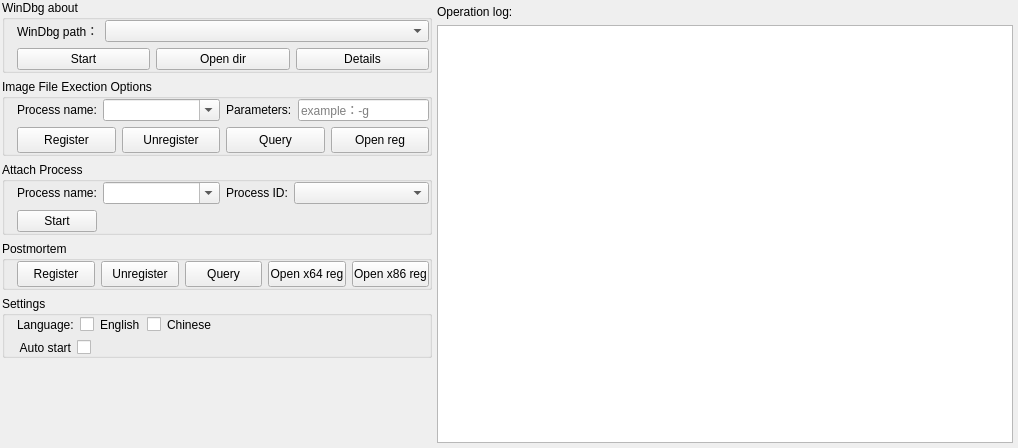
First picture: the form in WindbgIFEO/WindbgIFEO.ui, repository MingYueRuYa/worktools, before the edit.
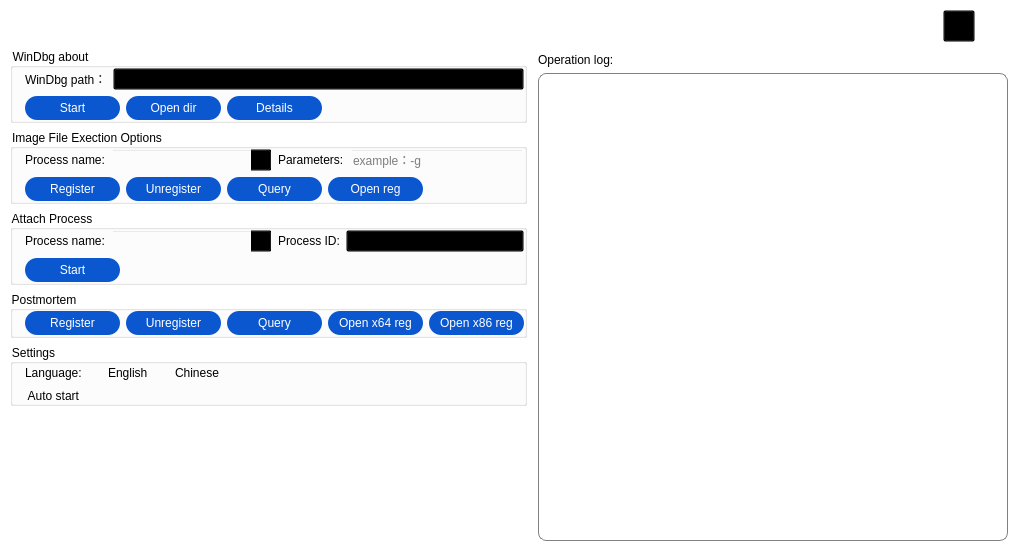
Second picture: the form after the edit. Icons and pictures are not drawn.

```diff
--- a/WindbgIFEO/WindbgIFEO.ui
+++ b/WindbgIFEO/WindbgIFEO.ui
@@ -6,8 +6,8 @@
    <rect>
     <x>0</x>
     <y>0</y>
-    <width>1018</width>
-    <height>448</height>
+    <width>1023</width>
+    <height>556</height>
    </rect>
   </property>
   <property name="minimumSize">
@@ -20,29 +20,191 @@
    <string>WinDbg Config Assistant</string>
   </property>
   <property name="styleSheet">
-   <string notr="true"/>
+   <string notr="true">background-color: transparent;</string>
   </property>
   <layout class="QHBoxLayout" name="horizontalLayout_15">
    <property name="leftMargin">
-    <number>0</number>
+    <number>10</number>
    </property>
    <property name="topMargin">
-    <number>0</number>
+    <number>10</number>
    </property>
    <property name="rightMargin">
-    <number>0</number>
+    <number>10</number>
    </property>
    <property name="bottomMargin">
-    <number>0</number>
+    <number>10</number>
    </property>
    <item>
     <widget class="QWidget" name="centralWidget" native="true">
-     <layout class="QHBoxLayout" name="horizontalLayout_10" stretch="4,6">
-      <property name="spacing">
+     <property name="styleSheet">
+      <string notr="true">#centralWidget {
+
+
+background-color: rgb(255, 255, 255);
+border-radius: 8px;
+}</string>
+     </property>
+     <layout class="QVBoxLayout" name="verticalLayout_6" stretch="4,6">
+      <property name="leftMargin">
        <number>0</number>
       </property>
+      <property name="topMargin">
+       <number>0</number>
+      </property>
+      <property name="rightMargin">
+       <number>0</number>
+      </property>
+      <property name="bottomMargin">
+       <number>0</number>
+      </property>
+      <item>
+       <widget class="QWidget" name="widget_title" native="true">
+        <property name="minimumSize">
+         <size>
+          <width>0</width>
+          <height>32</height>
+         </size>
+        </property>
+        <property name="maximumSize">
+         <size>
+          <width>16777215</width>
+          <height>32</height>
+         </size>
+        </property>
+        <property name="styleSheet">
+         <string notr="true">#widget_title {
+background-color:&quot;#4792e6&quot;;
+border-top-right-radius: 8px;
+border-top-left-radius: 8px;
+}</string>
+        </property>
+        <layout class="QHBoxLayout" name="horizontalLayout_17">
       <property name="leftMargin">
-       <number>2</number>
+          <number>0</number>
+         </property>
+         <property name="topMargin">
+          <number>0</number>
+         </property>
+         <property name="rightMargin">
+          <number>0</number>
+         </property>
+         <property name="bottomMargin">
+          <number>0</number>
+         </property>
+         <item>
+          <widget class="QLabel" name="label">
+           <property name="sizePolicy">
+            <sizepolicy hsizetype="Expanding" vsizetype="Preferred">
+             <horstretch>0</horstretch>
+             <verstretch>0</verstretch>
+            </sizepolicy>
+           </property>
+           <property name="font">
+            <font>
+             <family>Microsoft YaHei UI</family>
+             <weight>50</weight>
+             <bold>false</bold>
+            </font>
+           </property>
+           <property name="styleSheet">
+            <string notr="true">color: rgb(255, 255, 255);</string>
+           </property>
+           <property name="text">
+            <string>WinDbg Config Assistant</string>
+           </property>
+           <property name="indent">
+            <number>10</number>
+           </property>
+          </widget>
+         </item>
+         <item>
+          <widget class="QWidget" name="widget_3" native="true">
+           <layout class="QHBoxLayout" name="horizontalLayout_16">
+            <property name="leftMargin">
+             <number>0</number>
+            </property>
+            <property name="topMargin">
+             <number>0</number>
+            </property>
+            <property name="rightMargin">
+             <number>0</number>
+            </property>
+            <property name="bottomMargin">
+             <number>0</number>
+            </property>
+            <item>
+             <widget class="QPushButton" name="btn_mini">
+              <property name="minimumSize">
+               <size>
+                <width>32</width>
+                <height>32</height>
+               </size>
+              </property>
+              <property name="maximumSize">
+               <size>
+                <width>32</width>
+                <height>32</height>
+               </size>
+              </property>
+              <property name="styleSheet">
+               <string notr="true">QPushButton{
+border-image: url(&quot;:/WindbgConfig/images/min.png&quot;);
+background-color: transparent;
+}
+QPushButton:hover{border-image: url(&quot;:/WindbgConfig/images/min_hover.png&quot;);background-color: transparent;}
+QPushButton:pressed{border-image: url(&quot;:/WindbgConfig/images/min_pressed.png&quot;);background-color: transparent;}</string>
+              </property>
+              <property name="text">
+               <string/>
+              </property>
+             </widget>
+            </item>
+            <item>
+             <widget class="QPushButton" name="btn_close">
+              <property name="minimumSize">
+               <size>
+                <width>32</width>
+                <height>32</height>
+               </size>
+              </property>
+              <property name="maximumSize">
+               <size>
+                <width>32</width>
+                <height>32</height>
+               </size>
+              </property>
+              <property name="styleSheet">
+               <string notr="true">
+
+QPushButton{
+border-image: url(&quot;:/WindbgConfig/images/close.png&quot;);
+background-color: transparent;
+border-top-right-radius: 8px;
+border:0px;
+}
+QPushButton:hover{border-image: url(&quot;:/WindbgConfig/images/close_hover.png&quot;);background-color: transparent;}
+QPushButton:pressed{border-image: url(&quot;:/WindbgConfig/images/close_pressed.png&quot;);background-color: transparent;}</string>
+              </property>
+              <property name="text">
+               <string/>
+              </property>
+             </widget>
+            </item>
+           </layout>
+          </widget>
+         </item>
+        </layout>
+       </widget>
+      </item>
+      <item>
+       <widget class="QWidget" name="widget_content" native="true">
+        <property name="styleSheet">
+         <string notr="true"/>
+        </property>
+        <layout class="QHBoxLayout" name="horizontalLayout_10">
+         <property name="leftMargin">
+          <number>0</number>
       </property>
       <property name="topMargin">
        <number>0</number>
@@ -76,6 +238,12 @@
          </property>
          <item>
           <widget class="QGroupBox" name="groupBoxWinDbgAbout">
+              <property name="minimumSize">
+               <size>
+                <width>0</width>
+                <height>0</height>
+               </size>
+              </property>
            <property name="title">
             <string>WinDbg about</string>
            </property>
@@ -123,6 +291,35 @@
              <layout class="QHBoxLayout" name="horizontalLayout_5">
               <item>
                <widget class="QPushButton" name="pushButtonStartDbg">
+                   <property name="sizePolicy">
+                    <sizepolicy hsizetype="Fixed" vsizetype="Fixed">
+                     <horstretch>0</horstretch>
+                     <verstretch>0</verstretch>
+                    </sizepolicy>
+                   </property>
+                   <property name="minimumSize">
+                    <size>
+                     <width>95</width>
+                     <height>24</height>
+                    </size>
+                   </property>
+                   <property name="styleSheet">
+                    <string notr="true">QPushButton {
+background-color:#0b57d0;
+color:#FFFFFF;
+font-family: &quot;Microsoft YaHei&quot;;
+font-size: 12px;
+border-radius: 12px;
+}
+
+QPushButton:hover{
+background-color:#2468d5;
+}
+
+QPushButton:pressed{
+background-color:#407ee1;
+}</string>
+                   </property>
                 <property name="text">
                  <string>Start</string>
                 </property>
@@ -130,6 +327,35 @@
               </item>
               <item>
                <widget class="QPushButton" name="pushButtonStartDbgDir">
+                   <property name="sizePolicy">
+                    <sizepolicy hsizetype="Fixed" vsizetype="Fixed">
+                     <horstretch>0</horstretch>
+                     <verstretch>0</verstretch>
+                    </sizepolicy>
+                   </property>
+                   <property name="minimumSize">
+                    <size>
+                     <width>95</width>
+                     <height>24</height>
+                    </size>
+                   </property>
+                   <property name="styleSheet">
+                    <string notr="true">QPushButton {
+background-color:#0b57d0;
+color:#FFFFFF;
+font-family: &quot;Microsoft YaHei&quot;;
+font-size: 12px;
+border-radius: 12px;
+}
+
+QPushButton:hover{
+background-color:#2468d5;
+}
+
+QPushButton:pressed{
+background-color:#407ee1;
+}</string>
+                   </property>
                 <property name="text">
                  <string>Open dir</string>
                 </property>
@@ -137,11 +363,53 @@
               </item>
               <item>
                <widget class="QPushButton" name="pushButtonDbgDetails">
+                   <property name="sizePolicy">
+                    <sizepolicy hsizetype="Fixed" vsizetype="Fixed">
+                     <horstretch>0</horstretch>
+                     <verstretch>0</verstretch>
+                    </sizepolicy>
+                   </property>
+                   <property name="minimumSize">
+                    <size>
+                     <width>95</width>
+                     <height>24</height>
+                    </size>
+                   </property>
+                   <property name="styleSheet">
+                    <string notr="true">QPushButton {
+background-color:#0b57d0;
+color:#FFFFFF;
+font-family: &quot;Microsoft YaHei&quot;;
+font-size: 12px;
+border-radius: 12px;
+}
+
+QPushButton:hover{
+background-color:#2468d5;
+}
+
+QPushButton:pressed{
+background-color:#407ee1;
+}</string>
+                   </property>
                 <property name="text">
                  <string>Details</string>
                 </property>
                </widget>
               </item>
+                 <item>
+                  <spacer name="horizontalSpacer_4">
+                   <property name="orientation">
+                    <enum>Qt::Horizontal</enum>
+                   </property>
+                   <property name="sizeHint" stdset="0">
+                    <size>
+                     <width>40</width>
+                     <height>20</height>
+                    </size>
+                   </property>
+                  </spacer>
+                 </item>
              </layout>
             </item>
            </layout>
@@ -221,12 +489,35 @@
              <layout class="QHBoxLayout" name="horizontalLayout_2">
               <item>
                <widget class="QPushButton" name="pushButtonAdd">
+                   <property name="sizePolicy">
+                    <sizepolicy hsizetype="Fixed" vsizetype="Fixed">
+                     <horstretch>0</horstretch>
+                     <verstretch>0</verstretch>
+                    </sizepolicy>
+                   </property>
                 <property name="minimumSize">
                  <size>
-                  <width>0</width>
-                  <height>26</height>
-                 </size>
-                </property>
+                     <width>95</width>
+                     <height>24</height>
+                    </size>
+                   </property>
+                   <property name="styleSheet">
+                    <string notr="true">QPushButton {
+background-color:#0b57d0;
+color:#FFFFFF;
+font-family: &quot;Microsoft YaHei&quot;;
+font-size: 12px;
+border-radius: 12px;
+}
+
+QPushButton:hover{
+background-color:#2468d5;
+}
+
+QPushButton:pressed{
+background-color:#407ee1;
+}</string>
+                   </property>
                 <property name="text">
                  <string>Register</string>
                 </property>
@@ -234,12 +525,35 @@
               </item>
               <item>
                <widget class="QPushButton" name="pushButtonDel">
+                   <property name="sizePolicy">
+                    <sizepolicy hsizetype="Fixed" vsizetype="Fixed">
+                     <horstretch>0</horstretch>
+                     <verstretch>0</verstretch>
+                    </sizepolicy>
+                   </property>
                 <property name="minimumSize">
                  <size>
-                  <width>0</width>
-                  <height>26</height>
-                 </size>
-                </property>
+                     <width>95</width>
+                     <height>24</height>
+                    </size>
+                   </property>
+                   <property name="styleSheet">
+                    <string notr="true">QPushButton {
+background-color:#0b57d0;
+color:#FFFFFF;
+font-family: &quot;Microsoft YaHei&quot;;
+font-size: 12px;
+border-radius: 12px;
+}
+
+QPushButton:hover{
+background-color:#2468d5;
+}
+
+QPushButton:pressed{
+background-color:#407ee1;
+}</string>
+                   </property>
                 <property name="text">
                  <string>Unregister</string>
                 </property>
@@ -247,12 +561,35 @@
               </item>
               <item>
                <widget class="QPushButton" name="pushButtonIFEOQuery">
+                   <property name="sizePolicy">
+                    <sizepolicy hsizetype="Fixed" vsizetype="Fixed">
+                     <horstretch>0</horstretch>
+                     <verstretch>0</verstretch>
+                    </sizepolicy>
+                   </property>
                 <property name="minimumSize">
                  <size>
-                  <width>0</width>
-                  <height>26</height>
-                 </size>
-                </property>
+                     <width>95</width>
+                     <height>24</height>
+                    </size>
+                   </property>
+                   <property name="styleSheet">
+                    <string notr="true">QPushButton {
+background-color:#0b57d0;
+color:#FFFFFF;
+font-family: &quot;Microsoft YaHei&quot;;
+font-size: 12px;
+border-radius: 12px;
+}
+
+QPushButton:hover{
+background-color:#2468d5;
+}
+
+QPushButton:pressed{
+background-color:#407ee1;
+}</string>
+                   </property>
                 <property name="text">
                  <string>Query</string>
                 </property>
@@ -260,17 +597,53 @@
               </item>
               <item>
                <widget class="QPushButton" name="pushButtonIFEOOpenReg">
+                   <property name="sizePolicy">
+                    <sizepolicy hsizetype="Fixed" vsizetype="Fixed">
+                     <horstretch>0</horstretch>
+                     <verstretch>0</verstretch>
+                    </sizepolicy>
+                   </property>
                 <property name="minimumSize">
                  <size>
-                  <width>0</width>
-                  <height>26</height>
-                 </size>
-                </property>
+                     <width>95</width>
+                     <height>24</height>
+                    </size>
+                   </property>
+                   <property name="styleSheet">
+                    <string notr="true">QPushButton {
+background-color:#0b57d0;
+color:#FFFFFF;
+font-family: &quot;Microsoft YaHei&quot;;
+font-size: 12px;
+border-radius: 12px;
+}
+
+QPushButton:hover{
+background-color:#2468d5;
+}
+
+QPushButton:pressed{
+background-color:#407ee1;
+}</string>
+                   </property>
                 <property name="text">
                  <string>Open reg</string>
                 </property>
                </widget>
               </item>
+                 <item>
+                  <spacer name="horizontalSpacer_5">
+                   <property name="orientation">
+                    <enum>Qt::Horizontal</enum>
+                   </property>
+                   <property name="sizeHint" stdset="0">
+                    <size>
+                     <width>40</width>
+                     <height>20</height>
+                    </size>
+                   </property>
+                  </spacer>
+                 </item>
              </layout>
             </item>
            </layout>
@@ -362,6 +735,35 @@
              <layout class="QHBoxLayout" name="horizontalLayout_9">
               <item>
                <widget class="QPushButton" name="btn_attach">
+                   <property name="sizePolicy">
+                    <sizepolicy hsizetype="Fixed" vsizetype="Fixed">
+                     <horstretch>0</horstretch>
+                     <verstretch>0</verstretch>
+                    </sizepolicy>
+                   </property>
+                   <property name="minimumSize">
+                    <size>
+                     <width>95</width>
+                     <height>24</height>
+                    </size>
+                   </property>
+                   <property name="styleSheet">
+                    <string notr="true">QPushButton {
+background-color:#0b57d0;
+color:#FFFFFF;
+font-family: &quot;Microsoft YaHei&quot;;
+font-size: 12px;
+border-radius: 12px;
+}
+
+QPushButton:hover{
+background-color:#2468d5;
+}
+
+QPushButton:pressed{
+background-color:#407ee1;
+}</string>
+                   </property>
                 <property name="text">
                  <string>Start</string>
                 </property>
@@ -413,10 +815,27 @@
              <widget class="QPushButton" name="pushButtonPostmortem">
               <property name="minimumSize">
                <size>
-                <width>0</width>
-                <height>26</height>
-               </size>
-              </property>
+                   <width>95</width>
+                   <height>24</height>
+                  </size>
+                 </property>
+                 <property name="styleSheet">
+                  <string notr="true">QPushButton {
+background-color:#0b57d0;
+color:#FFFFFF;
+font-family: &quot;Microsoft YaHei&quot;;
+font-size: 12px;
+border-radius: 12px;
+}
+
+QPushButton:hover{
+background-color:#2468d5;
+}
+
+QPushButton:pressed{
+background-color:#407ee1;
+}</string>
+                 </property>
               <property name="text">
                <string>Register</string>
               </property>
@@ -426,10 +845,27 @@
              <widget class="QPushButton" name="pushButtonCancelPostmortem">
               <property name="minimumSize">
                <size>
-                <width>0</width>
-                <height>26</height>
-               </size>
-              </property>
+                   <width>95</width>
+                   <height>24</height>
+                  </size>
+                 </property>
+                 <property name="styleSheet">
+                  <string notr="true">QPushButton {
+background-color:#0b57d0;
+color:#FFFFFF;
+font-family: &quot;Microsoft YaHei&quot;;
+font-size: 12px;
+border-radius: 12px;
+}
+
+QPushButton:hover{
+background-color:#2468d5;
+}
+
+QPushButton:pressed{
+background-color:#407ee1;
+}</string>
+                 </property>
               <property name="text">
                <string>Unregister</string>
               </property>
@@ -439,10 +875,27 @@
              <widget class="QPushButton" name="pushButtonPostmortemQuery">
               <property name="minimumSize">
                <size>
-                <width>0</width>
-                <height>26</height>
-               </size>
-              </property>
+                   <width>95</width>
+                   <height>24</height>
+                  </size>
+                 </property>
+                 <property name="styleSheet">
+                  <string notr="true">QPushButton {
+background-color:#0b57d0;
+color:#FFFFFF;
+font-family: &quot;Microsoft YaHei&quot;;
+font-size: 12px;
+border-radius: 12px;
+}
+
+QPushButton:hover{
+background-color:#2468d5;
+}
+
+QPushButton:pressed{
+background-color:#407ee1;
+}</string>
+                 </property>
               <property name="text">
                <string>Query</string>
               </property>
@@ -452,10 +905,27 @@
              <widget class="QPushButton" name="pushButtonOpenX64RegEditor">
               <property name="minimumSize">
                <size>
-                <width>0</width>
-                <height>26</height>
-               </size>
-              </property>
+                   <width>95</width>
+                   <height>24</height>
+                  </size>
+                 </property>
+                 <property name="styleSheet">
+                  <string notr="true">QPushButton {
+background-color:#0b57d0;
+color:#FFFFFF;
+font-family: &quot;Microsoft YaHei&quot;;
+font-size: 12px;
+border-radius: 12px;
+}
+
+QPushButton:hover{
+background-color:#2468d5;
+}
+
+QPushButton:pressed{
+background-color:#407ee1;
+}</string>
+                 </property>
               <property name="text">
                <string>Open x64 reg</string>
               </property>
@@ -465,15 +935,45 @@
              <widget class="QPushButton" name="pushButtonOpenX86RegEditor">
               <property name="minimumSize">
                <size>
-                <width>0</width>
-                <height>26</height>
-               </size>
-              </property>
+                   <width>95</width>
+                   <height>24</height>
+                  </size>
+                 </property>
+                 <property name="styleSheet">
+                  <string notr="true">QPushButton {
+background-color:#0b57d0;
+color:#FFFFFF;
+font-family: &quot;Microsoft YaHei&quot;;
+font-size: 12px;
+border-radius: 12px;
+}
+
+QPushButton:hover{
+background-color:#2468d5;
+}
+
+QPushButton:pressed{
+background-color:#407ee1;
+}</string>
+                 </property>
               <property name="text">
                <string>Open x86 reg</string>
               </property>
              </widget>
             </item>
+               <item>
+                <spacer name="horizontalSpacer_6">
+                 <property name="orientation">
+                  <enum>Qt::Horizontal</enum>
+                 </property>
+                 <property name="sizeHint" stdset="0">
+                  <size>
+                   <width>40</width>
+                   <height>20</height>
+                  </size>
+                 </property>
+                </spacer>
+               </item>
            </layout>
           </widget>
          </item>
@@ -651,9 +1151,23 @@
             </widget>
            </item>
            <item>
-            <widget class="QTextBrowser" name="textBrowserLog"/>
-           </item>
-          </layout>
+               <widget class="QTextBrowser" name="textBrowserLog">
+                <property name="styleSheet">
+                 <string notr="true">QTextBrowser {
+
+font-family: &quot;Microsoft YaHei&quot;;
+font-size: 12px;
+border-radius: 8px;
+border:1px solid gray;
+}
+</string>
+                </property>
+               </widget>
+              </item>
+             </layout>
+            </item>
+           </layout>
+          </widget>
          </item>
         </layout>
        </widget>
```
Lines whose indentation alone changed are shown as unchanged.
